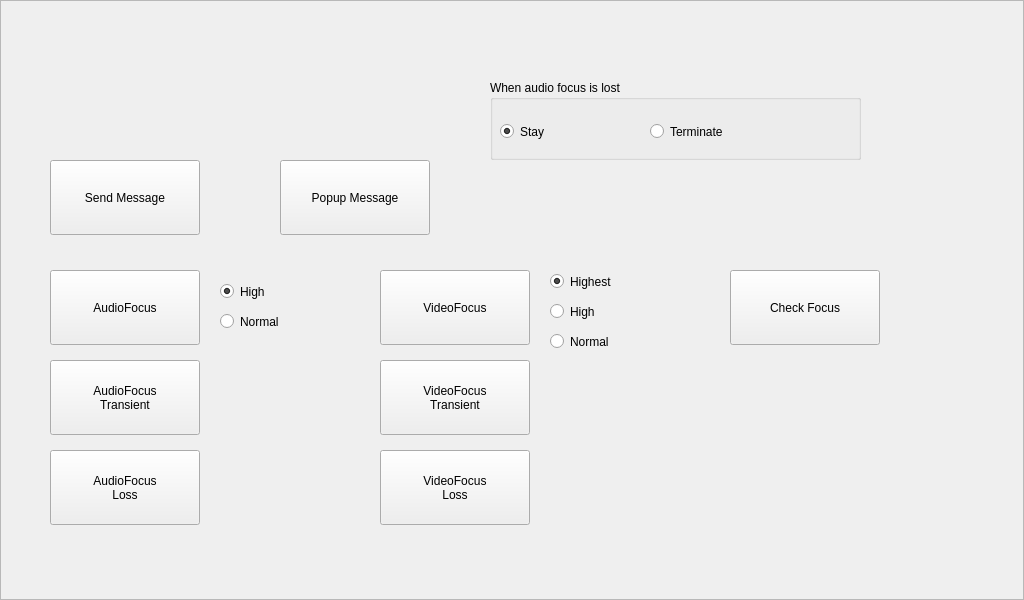
The window that apps/NxTest/Form.ui (NexellCorp/linux_sdk_displayaudio) describes before a commit, drawn with Qt 5.
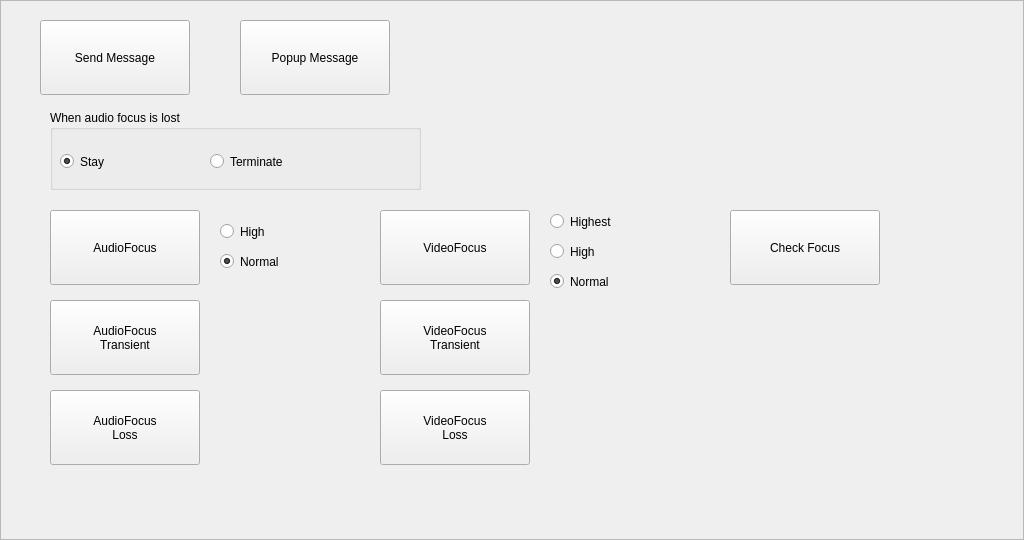
The same window after the commit. Custom widgets are drawn as their Qt base class.

Commit message:
displayaudio: Update for NxStatusBar
Change:
 - The owner of NxStatusBar.
  - The status bar is owned by the Launcher only.
  - Each application has no status bar.
 - When each application has video focus,
  - you need to put the 'Title' key/value in the *.desktop file that
    contains each application information to set the title of status bar.

Diff of the .ui file:
```diff
--- a/apps/NxTest/Form.ui
+++ b/apps/NxTest/Form.ui
@@ -7,7 +7,7 @@
     <x>0</x>
     <y>0</y>
     <width>1024</width>
-    <height>600</height>
+    <height>540</height>
    </rect>
   </property>
   <property name="windowTitle">
@@ -22,27 +22,11 @@
   <property name="frameShadow">
    <enum>QFrame::Raised</enum>
   </property>
-  <widget class="CNX_StatusBar" name="statusBar">
-   <property name="geometry">
-    <rect>
-     <x>0</x>
-     <y>0</y>
-     <width>1024</width>
-     <height>60</height>
-    </rect>
-   </property>
-   <property name="frameShape">
-    <enum>QFrame::NoFrame</enum>
-   </property>
-   <property name="frameShadow">
-    <enum>QFrame::Plain</enum>
-   </property>
-  </widget>
   <widget class="QPushButton" name="BUTTON_AUDIOFOCUS_TRANSIENT">
    <property name="geometry">
     <rect>
      <x>50</x>
-     <y>360</y>
+     <y>300</y>
      <width>150</width>
      <height>75</height>
     </rect>
@@ -56,7 +40,7 @@
    <property name="geometry">
     <rect>
      <x>50</x>
-     <y>450</y>
+     <y>390</y>
      <width>150</width>
      <height>75</height>
     </rect>
@@ -70,7 +54,7 @@
    <property name="geometry">
     <rect>
      <x>380</x>
-     <y>450</y>
+     <y>390</y>
      <width>150</width>
      <height>75</height>
     </rect>
@@ -84,7 +68,7 @@
    <property name="geometry">
     <rect>
      <x>550</x>
-     <y>330</y>
+     <y>270</y>
      <width>112</width>
      <height>23</height>
     </rect>
@@ -92,6 +76,9 @@
    <property name="text">
     <string>Normal</string>
    </property>
+   <property name="checked">
+    <bool>true</bool>
+   </property>
    <attribute name="buttonGroup">
     <string notr="true">buttonGroup_2</string>
    </attribute>
@@ -99,8 +86,8 @@
   <widget class="QPushButton" name="BUTTON_SEND_MESSAGE">
    <property name="geometry">
     <rect>
-     <x>50</x>
-     <y>160</y>
+     <x>40</x>
+     <y>20</y>
      <width>150</width>
      <height>75</height>
     </rect>
@@ -113,7 +100,7 @@
    <property name="geometry">
     <rect>
      <x>730</x>
-     <y>270</y>
+     <y>210</y>
      <width>150</width>
      <height>75</height>
     </rect>
@@ -126,7 +113,7 @@
    <property name="geometry">
     <rect>
      <x>550</x>
-     <y>270</y>
+     <y>210</y>
      <width>112</width>
      <height>23</height>
     </rect>
@@ -135,7 +122,7 @@
     <string>Highest</string>
    </property>
    <property name="checked">
-    <bool>true</bool>
+    <bool>false</bool>
    </property>
    <attribute name="buttonGroup">
     <string notr="true">buttonGroup_2</string>
@@ -145,7 +132,7 @@
    <property name="geometry">
     <rect>
      <x>220</x>
-     <y>280</y>
+     <y>220</y>
      <width>112</width>
      <height>23</height>
     </rect>
@@ -154,7 +141,7 @@
     <string>High</string>
    </property>
    <property name="checked">
-    <bool>true</bool>
+    <bool>false</bool>
    </property>
    <attribute name="buttonGroup">
     <string notr="true">buttonGroup</string>
@@ -164,7 +151,7 @@
    <property name="geometry">
     <rect>
      <x>380</x>
-     <y>360</y>
+     <y>300</y>
      <width>150</width>
      <height>75</height>
     </rect>
@@ -178,7 +165,7 @@
    <property name="geometry">
     <rect>
      <x>220</x>
-     <y>310</y>
+     <y>250</y>
      <width>112</width>
      <height>23</height>
     </rect>
@@ -186,6 +173,9 @@
    <property name="text">
     <string>Normal</string>
    </property>
+   <property name="checked">
+    <bool>true</bool>
+   </property>
    <attribute name="buttonGroup">
     <string notr="true">buttonGroup</string>
    </attribute>
@@ -194,7 +184,7 @@
    <property name="geometry">
     <rect>
      <x>50</x>
-     <y>270</y>
+     <y>210</y>
      <width>150</width>
      <height>75</height>
     </rect>
@@ -207,7 +197,7 @@
    <property name="geometry">
     <rect>
      <x>380</x>
-     <y>270</y>
+     <y>210</y>
      <width>150</width>
      <height>75</height>
     </rect>
@@ -220,7 +210,7 @@
    <property name="geometry">
     <rect>
      <x>550</x>
-     <y>300</y>
+     <y>240</y>
      <width>112</width>
      <height>23</height>
     </rect>
@@ -235,8 +225,8 @@
   <widget class="QPushButton" name="BUTTON_POPUP_MESSAGE">
    <property name="geometry">
     <rect>
-     <x>280</x>
-     <y>160</y>
+     <x>240</x>
+     <y>20</y>
      <width>150</width>
      <height>75</height>
     </rect>
@@ -248,8 +238,8 @@
   <widget class="QGroupBox" name="groupBox">
    <property name="geometry">
     <rect>
-     <x>490</x>
-     <y>80</y>
+     <x>50</x>
+     <y>110</y>
      <width>371</width>
      <height>80</height>
     </rect>
@@ -291,14 +281,6 @@
    </widget>
   </widget>
  </widget>
- <customwidgets>
-  <customwidget>
-   <class>CNX_StatusBar</class>
-   <extends>QFrame</extends>
-   <header location="global">CNX_StatusBar.h</header>
-   <container>1</container>
-  </customwidget>
- </customwidgets>
  <resources/>
  <connections/>
  <buttongroups>
```
Left out of the diff: 2 changed lines with no effect on the pictures. The commit also changes 27 other files.
